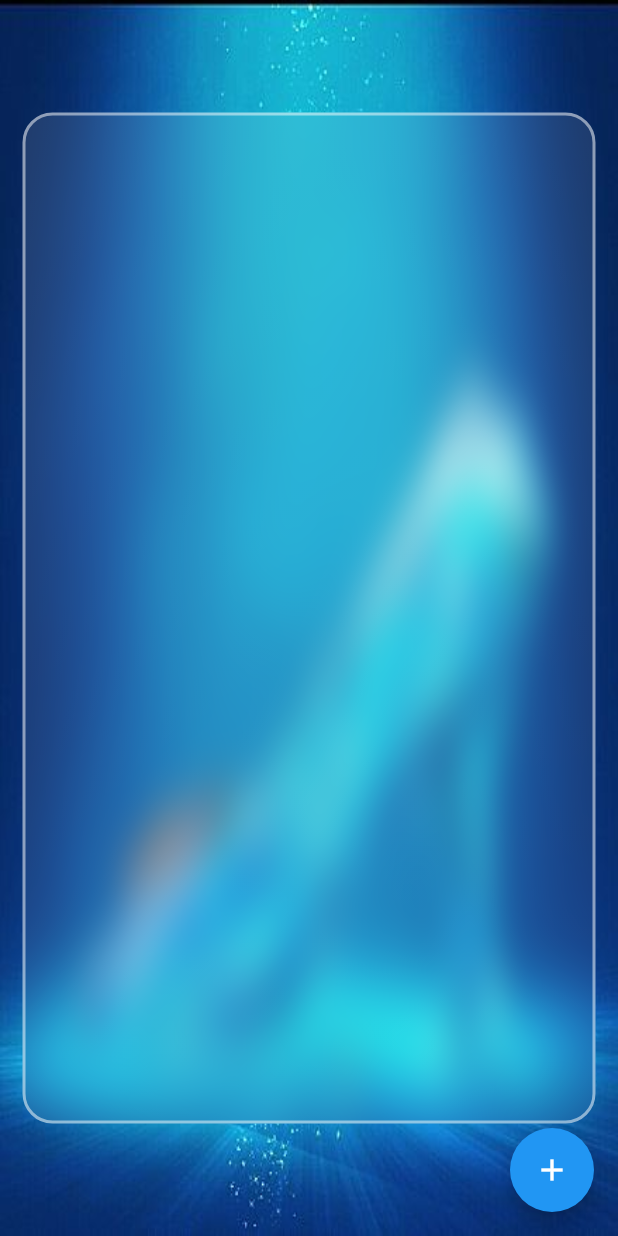
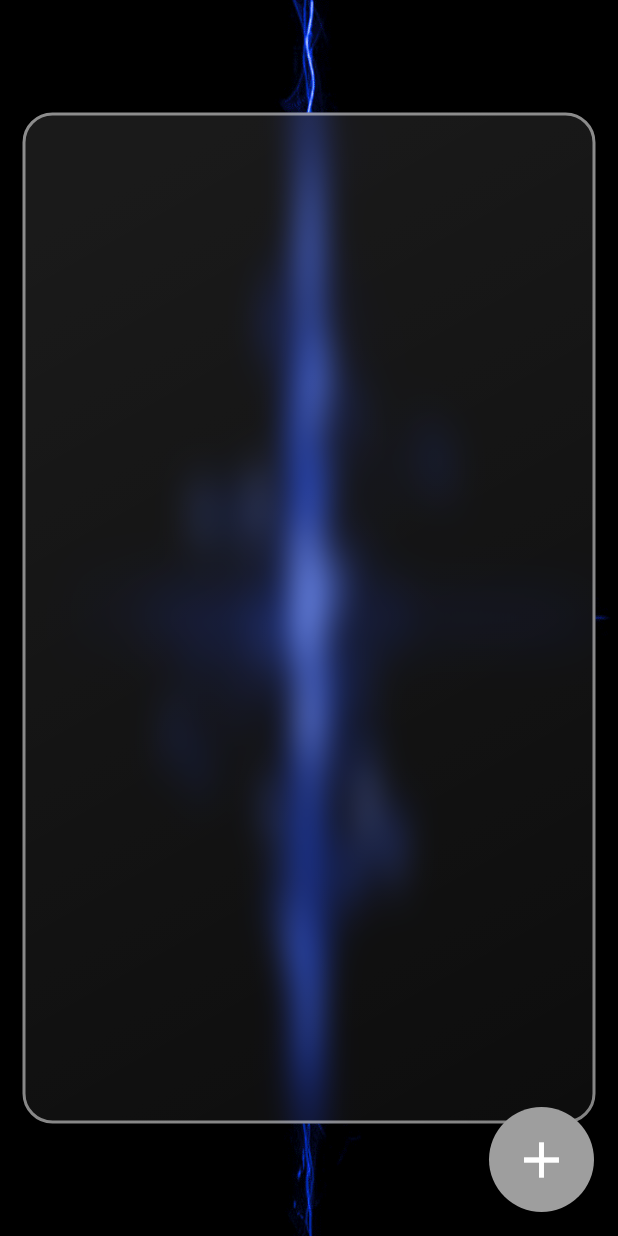
Before and after one commit to iseruuuuu/grass_todo_app, a Flutter app: the screen it shows after launch, on a phone screen of 412 x 824 dp. Run offline on Flutter 3.47's test engine with Material 2 defaults, Android fonts, the phone set to English and light mode, and no system bars; drawn by our look-alikes of glassmorphism; our stand-ins replace get.

Commit message:
add: home画面のデザインを追加した

```diff
--- /dev/null
+++ b/lib/component/grass_button.dart
@@ -0,0 +1,28 @@
+import 'package:flutter/material.dart';
+
+class GrassButton extends StatelessWidget {
+  const GrassButton({
+    Key? key,
+    required this.onTap,
+  }) : super(key: key);
+
+  final Function() onTap;
+
+  @override
+  Widget build(BuildContext context) {
+    return SizedBox(
+      width: 70,
+      height: 70,
+      child: FloatingActionButton(
+        backgroundColor: Colors.grey,
+        elevation: 50,
+        onPressed: onTap,
+        child: const Icon(
+          Icons.add,
+          color: Colors.white,
+          size: 40,
+        ),
+      ),
+    );
+  }
+}
--- a/lib/component/grass_cell_item.dart
+++ b/lib/component/grass_cell_item.dart
@@ -43,7 +43,7 @@ class GrassCellItem extends StatelessWidget {
         ],
       ),
       child: ListTile(
-        onTap: onTap, // TODO:RouterにIDを渡してタスク編集画面に遷移
+        //onTap: onTap, // TODO:RouterにIDを渡してタスク編集画面に遷移
         title: Text(
           todo.description,
           style: todo.done
--- a/lib/screen/home/home_screen.dart
+++ b/lib/screen/home/home_screen.dart
@@ -1,6 +1,7 @@
 import 'package:flutter/material.dart';
 import 'package:get/get.dart';
 import 'package:glassmorphism/glassmorphism.dart';
+import 'package:good_design_todo_app/component/grass_button.dart';
 import '../../component/grass_cell_item.dart';
 import 'home_screen_controller.dart';
 
@@ -19,7 +20,7 @@ class HomeScreen extends StatelessWidget {
         child: Stack(
           children: [
             Image.asset(
-              "assets/background2.jpeg",
+              "assets/background.gif",
               fit: BoxFit.fill,
               height: double.infinity,
               width: double.infinity,
@@ -73,9 +74,9 @@ class HomeScreen extends StatelessWidget {
           ],
         ),
       ),
-      floatingActionButton: FloatingActionButton(
-        onPressed: () => controller.addTodo('ああ'),
-        child: const Icon(Icons.add),
+      floatingActionButton: GrassButton(
+        onTap: () {},
+        //onTap: controller.onTap,
       ),
     );
   }
--- a/pubspec.yaml
+++ b/pubspec.yaml
@@ -60,3 +60,5 @@ flutter:
   uses-material-design: true
   assets:
     - assets/background2.jpeg
+    - assets/background.jpeg
+    - assets/background.gif
```
Also changed, not shown: lib/screen/add/add_screen.dart (added, +101 -0 lines), lib/screen/add/add_screen_controller.dart (added, +101 -0 lines), lib/screen/home/home_screen_controller.dart (+7 -0 lines), assets/background.gif (added), assets/background.jpeg (added).
